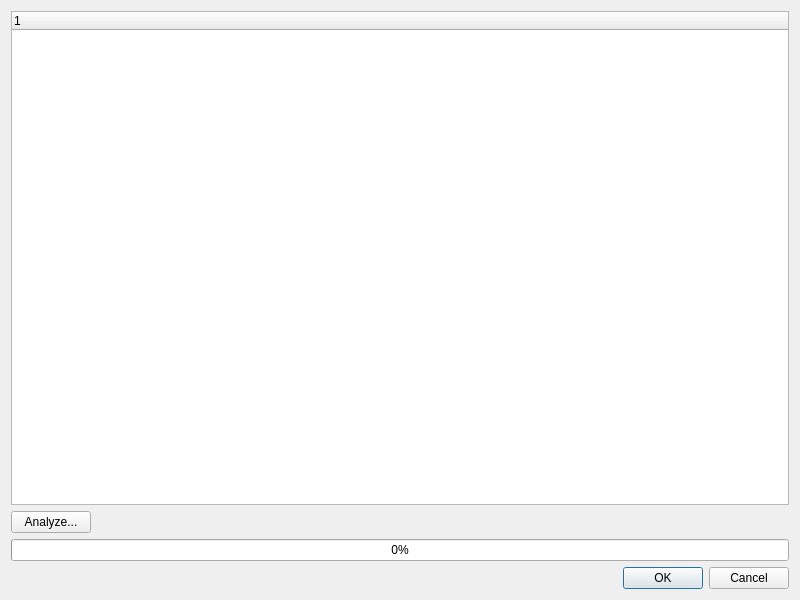
Before: the Qt Designer form cleanupDialog.ui in ValentinIllich/Automatic-Backup, drawn with Qt 5.
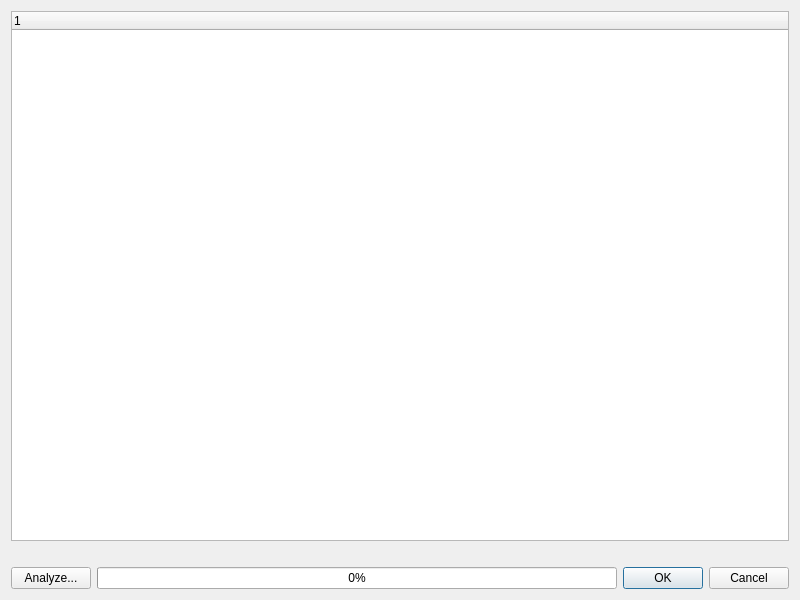
After: the same form once the commit is applied.

Commit message: redesigning clean uo dialogue

Patch:
```diff
--- a/cleanupDialog.ui
+++ b/cleanupDialog.ui
@@ -31,28 +31,10 @@
      </item>
      <item row="1" column="0">
       <layout class="QHBoxLayout" name="horizontalLayout">
-       <item>
-        <widget class="QPushButton" name="analyzebutt">
-         <property name="sizePolicy">
-          <sizepolicy hsizetype="Fixed" vsizetype="Fixed">
-           <horstretch>0</horstretch>
-           <verstretch>0</verstretch>
-          </sizepolicy>
-         </property>
-         <property name="toolTip">
-          <string>Selects a directory and date and then finds all
-files and folders older than the given date. The
-files are shown in a tree.</string>
-         </property>
-         <property name="text">
-          <string>Analyze...</string>
-         </property>
-        </widget>
-       </item>
        <item>
         <widget class="QLabel" name="label">
          <property name="sizePolicy">
-          <sizepolicy hsizetype="Expanding" vsizetype="Preferred">
+          <sizepolicy hsizetype="Ignored" vsizetype="Preferred">
            <horstretch>0</horstretch>
            <verstretch>0</verstretch>
           </sizepolicy>
@@ -70,33 +52,38 @@
        </item>
       </layout>
      </item>
-     <item row="2" column="0">
-      <widget class="QProgressBar" name="progressBar">
-       <property name="sizePolicy">
-        <sizepolicy hsizetype="Expanding" vsizetype="Preferred">
-         <horstretch>0</horstretch>
-         <verstretch>0</verstretch>
-        </sizepolicy>
-       </property>
-       <property name="value">
-        <number>0</number>
-       </property>
-      </widget>
-     </item>
      <item row="3" column="0">
       <layout class="QHBoxLayout" name="horizontalLayout_2">
        <item>
-        <spacer name="horizontalSpacer">
-         <property name="orientation">
-          <enum>Qt::Horizontal</enum>
+        <widget class="QPushButton" name="analyzebutt">
+         <property name="sizePolicy">
+          <sizepolicy hsizetype="Fixed" vsizetype="Fixed">
+           <horstretch>0</horstretch>
+           <verstretch>0</verstretch>
+          </sizepolicy>
          </property>
-         <property name="sizeHint" stdset="0">
-          <size>
-           <width>40</width>
-           <height>20</height>
-          </size>
+         <property name="toolTip">
+          <string>Selects a directory and date and then finds all
+files and folders older than the given date. The
+files are shown in a tree.</string>
          </property>
-        </spacer>
+         <property name="text">
+          <string>Analyze...</string>
+         </property>
+        </widget>
+       </item>
+       <item>
+        <widget class="QProgressBar" name="progressBar">
+         <property name="sizePolicy">
+          <sizepolicy hsizetype="Expanding" vsizetype="Preferred">
+           <horstretch>0</horstretch>
+           <verstretch>0</verstretch>
+          </sizepolicy>
+         </property>
+         <property name="value">
+          <number>0</number>
+         </property>
+        </widget>
        </item>
        <item>
         <widget class="QDialogButtonBox" name="buttonBox">
```
